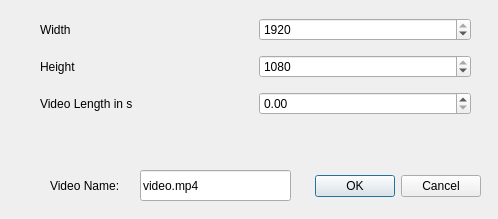
Above: plugins/RenderPlugin/ui/RenderVideoDialog.ui from rbdl/rbdl-toolkit before the change. Below: the same form after it.
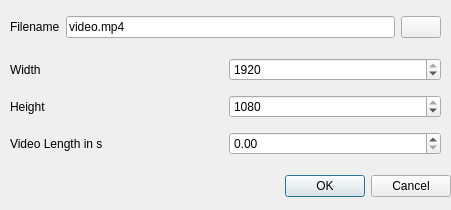
That is the form after the change. Icons and pictures are not drawn.

Commit message: setup dialogs for ImageSeries and Video rendering

```diff
--- a/plugins/RenderPlugin/ui/RenderVideoDialog.ui
+++ b/plugins/RenderPlugin/ui/RenderVideoDialog.ui
@@ -6,8 +6,8 @@
    <rect>
     <x>0</x>
     <y>0</y>
-    <width>498</width>
-    <height>219</height>
+    <width>451</width>
+    <height>210</height>
    </rect>
   </property>
   <property name="windowTitle">
@@ -16,7 +16,7 @@
   <widget class="QDialogButtonBox" name="buttonBox">
    <property name="geometry">
     <rect>
-     <x>310</x>
+     <x>280</x>
      <y>170</y>
      <width>171</width>
      <height>32</height>
@@ -32,8 +32,8 @@
   <widget class="QWidget" name="layoutWidget_2">
    <property name="geometry">
     <rect>
-     <x>40</x>
-     <y>10</y>
+     <x>10</x>
+     <y>50</y>
      <width>431</width>
      <height>116</height>
     </rect>
@@ -88,45 +88,13 @@
     </item>
    </layout>
   </widget>
-  <widget class="QLineEdit" name="videoName">
-   <property name="enabled">
-    <bool>true</bool>
-   </property>
-   <property name="geometry">
-    <rect>
-     <x>140</x>
-     <y>170</y>
-     <width>151</width>
-     <height>31</height>
-    </rect>
-   </property>
-   <property name="text">
-    <string>video.mp4</string>
-   </property>
-   <property name="readOnly">
-    <bool>false</bool>
-   </property>
-  </widget>
-  <widget class="QLabel" name="label">
-   <property name="geometry">
-    <rect>
-     <x>50</x>
-     <y>170</y>
-     <width>81</width>
-     <height>31</height>
-    </rect>
-   </property>
-   <property name="text">
-    <string>Video Name:</string>
-   </property>
-  </widget>
   <widget class="QLabel" name="warningLabel">
    <property name="enabled">
     <bool>true</bool>
    </property>
    <property name="geometry">
     <rect>
-     <x>40</x>
+     <x>10</x>
      <y>140</y>
      <width>431</width>
      <height>20</height>
@@ -136,6 +104,43 @@
     <string/>
    </property>
   </widget>
+  <widget class="QWidget" name="verticalLayoutWidget">
+   <property name="geometry">
+    <rect>
+     <x>10</x>
+     <y>10</y>
+     <width>431</width>
+     <height>34</height>
+    </rect>
+   </property>
+   <layout class="QHBoxLayout" name="horizontalLayout">
+    <item>
+     <widget class="QLabel" name="label">
+      <property name="text">
+       <string>Filename</string>
+      </property>
+     </widget>
+    </item>
+    <item>
+     <widget class="QLineEdit" name="filenameEdit">
+      <property name="text">
+       <string>video.mp4</string>
+      </property>
+     </widget>
+    </item>
+    <item>
+     <widget class="QPushButton" name="filenameSelect">
+      <property name="text">
+       <string/>
+      </property>
+      <property name="icon">
+       <iconset>
+        <normaloff>../../../../../../../usr/share/icons/Adwaita/scalable/places/user-desktop-symbolic.svg</normaloff>../../../../../../../usr/share/icons/Adwaita/scalable/places/user-desktop-symbolic.svg</iconset>
+      </property>
+     </widget>
+    </item>
+   </layout>
+  </widget>
  </widget>
  <resources/>
  <connections>
```
The commit also changes 9 other files.
